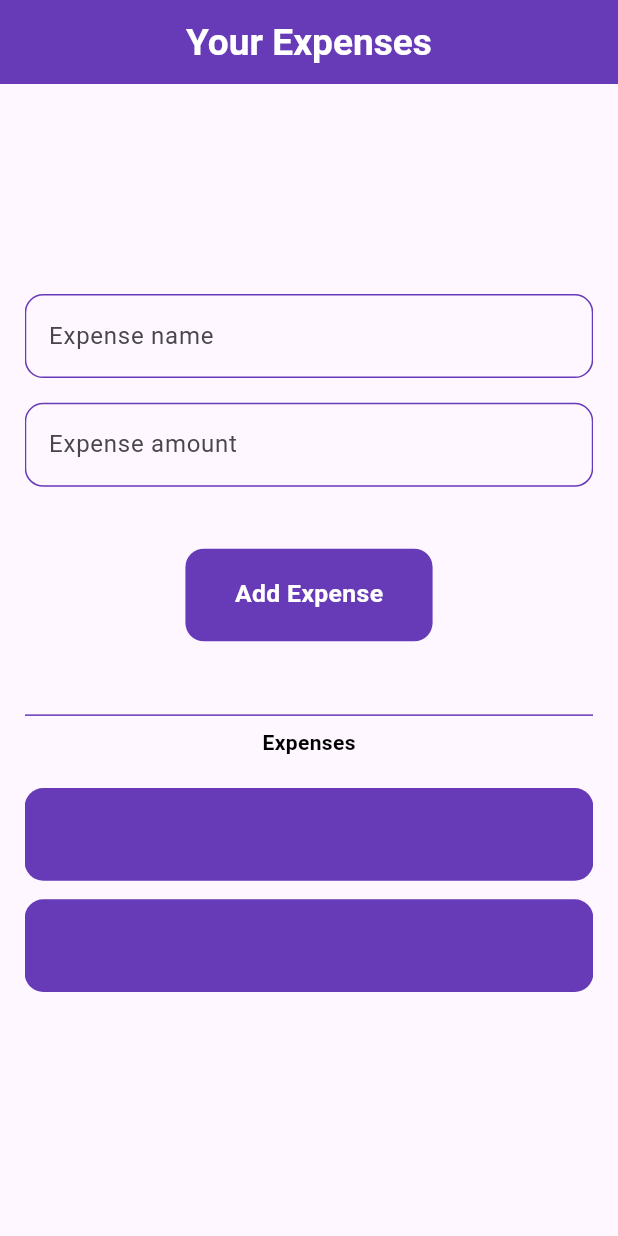
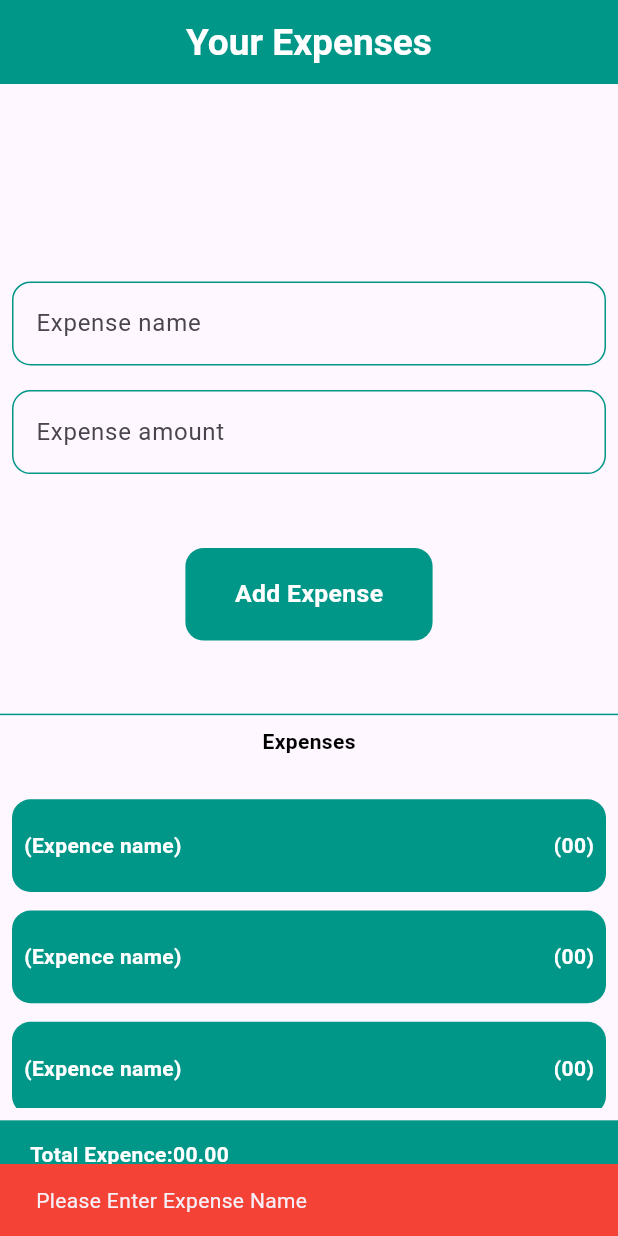
Before and after one commit to Jaseel085/expenseTracker, a Flutter app: the screen it shows after launch, after a tap on "Add Expense", on a phone screen of 412 x 824 dp. Run offline on Flutter 3.47's test engine with Material 3 defaults, Android fonts, the phone set to English and light mode, and no system bars; our stand-ins replace cloud_firestore, flutter_riverpod; accounts and stored records are empty.

Commit message:
first commit

```diff
--- a/lib/features/screen/expense_Show_screen.dart
+++ b/lib/features/screen/expense_Show_screen.dart
@@ -1,3 +1,4 @@
+import 'package:expense_tracker/models/expenseModel.dart';
 import 'package:flutter/material.dart';
 import 'package:flutter_riverpod/flutter_riverpod.dart';
 
@@ -20,7 +21,7 @@ class _ExpenseShowScreenState extends ConsumerState<ExpenseShowScreen> {
     return SafeArea(
       child: Scaffold(
         appBar: AppBar(
-          backgroundColor: Colors.deepPurple,
+          backgroundColor: Colors.teal,
           title: Text(
             "Your Expenses",
             style: TextStyle(
@@ -31,15 +32,17 @@ class _ExpenseShowScreenState extends ConsumerState<ExpenseShowScreen> {
           ),
           centerTitle: true,
         ),
-        body: Padding(
-          padding:  EdgeInsets.all(wi*0.04),
-          child: Form(
+        body: Form(
           key: formkey,
           child: SingleChildScrollView(
             child: Column(
               mainAxisAlignment: MainAxisAlignment.center,
               children: [
                 SizedBox(height: wi*0.3,),
+                Padding(
+                  padding: const EdgeInsets.all(8.0),
+                  child: Column(
+                    children: [
                       TextFormField(
                         controller: expenseNameController,
                         textInputAction: TextInputAction.next,
@@ -48,13 +51,13 @@ class _ExpenseShowScreenState extends ConsumerState<ExpenseShowScreen> {
                           enabledBorder: OutlineInputBorder(
                             borderRadius: BorderRadius.circular(wi*0.03),
                             borderSide: BorderSide(
-                          color: Colors.deepPurple,
+                              color: Colors.teal,
                             )
                           ),
                           focusedBorder:OutlineInputBorder(
                               borderRadius: BorderRadius.circular(wi*0.03),
                               borderSide: BorderSide(
-                            color: Colors.deepPurple,
+                                color: Colors.teal,
                               )
                           ),
                           hintText: "Enter expense name",
@@ -73,14 +76,14 @@ class _ExpenseShowScreenState extends ConsumerState<ExpenseShowScreen> {
                         decoration: InputDecoration(
                           enabledBorder: OutlineInputBorder(
                             borderRadius: BorderRadius.circular(wi*0.03),
-                        borderSide: BorderSide(
-                          color: Colors.deepPurple,
+                            borderSide: const BorderSide(
+                              color: Colors.teal,
                             )
                           ),
                           focusedBorder:OutlineInputBorder(
                               borderRadius: BorderRadius.circular(wi*0.03),
-                          borderSide: BorderSide(
-                            color: Colors.deepPurple,
+                              borderSide: const BorderSide(
+                                color: Colors.teal,
                               )
                           ),
                           hintText: "Enter expense amount",
@@ -91,25 +94,43 @@ class _ExpenseShowScreenState extends ConsumerState<ExpenseShowScreen> {
 
                         ),
                       ),
+                    ],
+                  ),
+                ),
                 SizedBox(height: wi*0.1,),
                 InkWell(
                   onTap: () {
                     if(
-                      expenseNameController!=""&&
-                      expenseAmountController!=""
+                    expenseNameController.text!=""&&
+                    expenseAmountController.text!=""
                     ){
-                        print("object1");
+                      Expensemodel expenseModel =Expensemodel(
+                          name: expenseNameController.text,
+                          expense: double.tryParse(expenseAmountController.text));
+                      ScaffoldMessenger.of(context).showSnackBar(
+                          SnackBar(
+                            backgroundColor: Colors.green,
+                            content: Text("Data Added SuccessFully"),));
+                      expenseNameController.clear();
+                      expenseAmountController.clear();
                     }else{
-                        print("object");
+                      expenseNameController.text.isEmpty?
                       ScaffoldMessenger.of(context).
-                        showSnackBar(SnackBar(content: Text("Please Enter Expense Name")));
+                      showSnackBar(const SnackBar(
+                          backgroundColor: Colors.red,
+                          content: Text("Please Enter Expense Name"))):
+
+                      ScaffoldMessenger.of(context).
+                      showSnackBar(const SnackBar(
+                          backgroundColor: Colors.red,
+                          content: Text("Please Enter Expense amount")));
                     }
                   },
                   child: Container(
                     height: wi*0.15,
                     width: wi*0.4,
                      decoration: BoxDecoration(
-                         color: Colors.deepPurple,
+                       color: Colors.teal,
                        borderRadius: BorderRadius.circular(wi*0.03)
                      ),
                     child: Center(
@@ -125,28 +146,46 @@ class _ExpenseShowScreenState extends ConsumerState<ExpenseShowScreen> {
                   ),
                 ),
                 SizedBox(height: wi*0.1,),
-                  Divider(
-                    color: Colors.deepPurple,
+                const Divider(
+                  color: Colors.teal,
                 ),
                 const Text("Expenses",style: TextStyle(
                   color: Colors.black,
                   fontWeight: FontWeight.w600
                 ),),
                 SizedBox(height: wi*0.05,),
-                  Container(
-                    height: wi*1,
-                    child: Expanded(
+                SingleChildScrollView(
+                  child: Padding(
+                    padding: const EdgeInsets.all(8.0),
+                    child: Container(
+                      height: wi*0.5,
                       child: ListView.separated(
                         physics: BouncingScrollPhysics(),
-                        itemCount: 2,
+                        itemCount: 5,
                         itemBuilder: (context, index) {
                           return Container(
                             decoration: BoxDecoration(
-                              color: Colors.deepPurple,
+                              color: Colors.teal,
                               borderRadius: BorderRadius.circular(wi*0.03)
                             ),
                             width: wi*1,
                               height: wi*0.15,
+                            child: const Padding(
+                              padding: EdgeInsets.all(8.0),
+                              child: Row(
+                                mainAxisAlignment: MainAxisAlignment.spaceBetween,
+                                children: [
+                                  Text("(Expence name)",style: TextStyle(
+                                    color: Colors.white,
+                                    fontWeight: FontWeight.bold,
+                                  ),),
+                                  Text("(00)",style: TextStyle(
+                                    color: Colors.white,
+                                    fontWeight: FontWeight.bold,
+                                  ),),
+                                ],
+                              ),
+                            ),
                           );
                         },
                         separatorBuilder: (context, index) {
@@ -154,9 +193,25 @@ class _ExpenseShowScreenState extends ConsumerState<ExpenseShowScreen> {
                         },
                       ),
                     ),
+                  ),
+                ),
+                Container(
+                  height: wi*0.11,
+                  width: wi*1,
+                  color: Colors.teal,
+                  child: Row(
+                    children: [
+                      Padding(
+                        padding: const EdgeInsets.only(left: 20.0),
+                        child: Text("Total Expence:00.00",style: TextStyle(
+                          color: Colors.white,
+                          fontWeight: FontWeight.bold
+                        ),),
                       )
                     ],
                   ),
+                )
+              ],
             ),
           ),
         ),
--- /dev/null
+++ b/lib/models/expenseModel.dart
@@ -0,0 +1,34 @@
+class Expensemodel{
+  String? name;
+  double? expense;
+
+//<editor-fold desc="Data Methods">
+  Expensemodel({
+    required this.name,
+    required this.expense,
+  });
+
+  Expensemodel copyWith({
+    String? name,
+    double? expense,
+  }) {
+    return Expensemodel(
+      name: name ?? this.name,
+      expense: expense ?? this.expense,
+    );
+  }
+
+  Map<String, dynamic> toMap() {
+    return {
+      'name': this.name,
+      'expense': this.expense,
+    };
+  }
+
+  factory Expensemodel.fromMap(Map<String, dynamic> map) {
+    return Expensemodel(
+      name: map['name'] as String,
+      expense: map['expense'] as double,
+    );
+  }
+}
```
Lines whose indentation alone changed are shown as unchanged.
